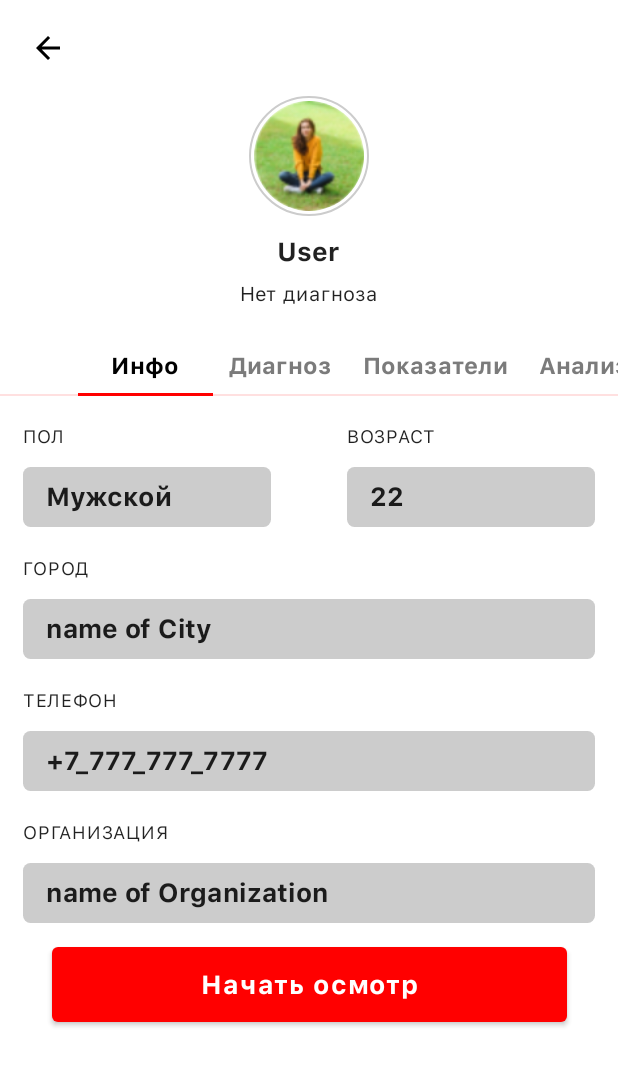
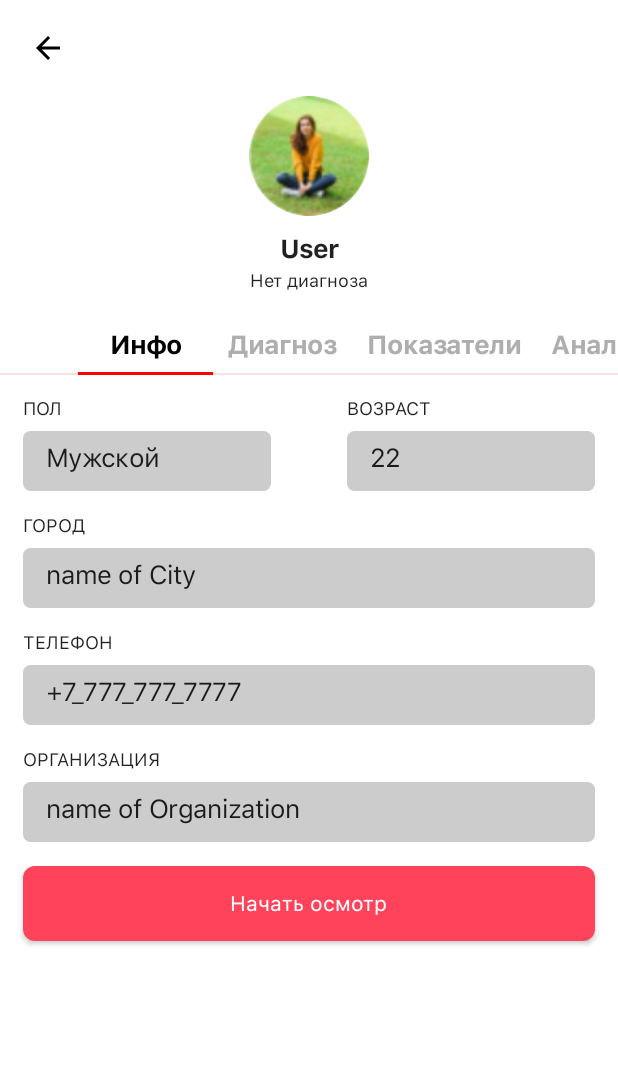
Before and after one commit to altron013/SauExpertTest, an Android app built with Jetpack Compose: the composable ProfileScreen shown on its own in the app's theme, on a phone screen of 412 x 824 dp. Shown: the top 1066 px of the screen. Run offline under Robolectric (Android 15) with nearby library versions, the phone set to English and light mode, and no system bars.

Commit message:
[Add] added function of two buttons in row [Change] Change all text field fonts style and padding of some elements [Fix] Fixed Image size in profile

```diff
--- a/app/build.gradle
+++ b/app/build.gradle
@@ -62,9 +62,9 @@ dependencies {
     androidTestImplementation 'androidx.test.espresso:espresso-core:3.4.0'
     androidTestImplementation "androidx.compose.ui:ui-test-junit4:$compose_version"
     debugImplementation "androidx.compose.ui:ui-tooling:$compose_version"
-    implementation "com.google.accompanist:accompanist-pager:0.12.0"
+    implementation "com.google.accompanist:accompanist-pager:0.15.0"
     implementation("com.google.accompanist:accompanist-flowlayout:0.10.0")
-    implementation "com.google.accompanist:accompanist-pager-indicators:0.9.0"
+    implementation "com.google.accompanist:accompanist-pager-indicators:0.15.0"
     implementation("io.coil-kt:coil-compose:1.4.0")
     implementation("androidx.compose.ui:ui:1.0.5")
     // Tooling support (Previews, etc.)
--- a/app/src/main/java/com/example/sauexpert/profile/ProfileScreen.kt
+++ b/app/src/main/java/com/example/sauexpert/profile/ProfileScreen.kt
@@ -2,7 +2,6 @@ package com.example.sauexpert.profile
 
 import androidx.compose.foundation.Image
 import androidx.compose.foundation.background
-import androidx.compose.foundation.border
 import androidx.compose.foundation.layout.*
 import androidx.compose.foundation.shape.CircleShape
 import androidx.compose.foundation.shape.RoundedCornerShape
@@ -17,15 +16,17 @@ import androidx.compose.ui.graphics.Color
 import androidx.compose.ui.graphics.painter.Painter
 import androidx.compose.ui.res.painterResource
 import androidx.compose.ui.res.stringResource
-import androidx.compose.ui.text.font.FontWeight
 import androidx.compose.ui.text.style.TextAlign
 import androidx.compose.ui.unit.dp
-import androidx.compose.ui.unit.sp
 import com.example.sauexpert.R
 import com.example.sauexpert.model.TextOfTabData
+import com.example.sauexpert.ui.theme.Gray30
+import com.example.sauexpert.widgets.compose.MainButton
 
 @Composable
 fun ProfileScreen() {
+
+
     var selectedTabIndex by remember {
         mutableStateOf(0)
     }
@@ -65,25 +66,29 @@ fun ProfileScreen() {
                     .padding(15.dp)
             ) {
 
-                StatSection()
+                ProfileStatSectionGroup()
                 Spacer(modifier = Modifier.height(spaceHeight))
-                ProfileStat(
+                ProfileStatSection(
                     descriptionText = stringResource(id = R.string.city),
                     text = "name of City"
                 )
                 Spacer(modifier = Modifier.height(spaceHeight))
-                ProfileStat(
+                ProfileStatSection(
                     descriptionText = stringResource(id = R.string.phone),
                     text = "+7_777_777_7777",
                 )
                 Spacer(modifier = Modifier.height(spaceHeight))
-                ProfileStat(
+                ProfileStatSection(
                     descriptionText = stringResource(id = R.string.organization),
                     text = "name of Organization"
                 )
                 Spacer(modifier = Modifier.height(spaceHeight))
 
-                ButtonForBottomForProfileScreen()
+                MainButton(
+                    text = stringResource(id = R.string.begin_diagnostic),
+                    onClick = { /*TODO*/ },
+                    enableState = true
+                )
 
             }
 
@@ -148,12 +153,6 @@ fun RoundImage(
         contentDescription = null,
         modifier = modifier
             .aspectRatio(1f, matchHeightConstraintsFirst = true)
-            .border(
-                width = 1.dp,
-                color = Color.LightGray,
-                shape = CircleShape
-            )
-            .padding(3.dp)
             .clip(CircleShape)
     )
 
@@ -172,18 +171,16 @@ fun ProfileDescription(
     ) {
         Text(
             text = displayName,
-            fontWeight = FontWeight.Bold,
-            letterSpacing = 0.7.sp,
-            fontSize = 17.sp
+            style = MaterialTheme.typography.subtitle2
         )
 
         Spacer(modifier = Modifier.height(4.dp))
 
         Text(
             text = description,
-            letterSpacing = 0.7.sp,
-            fontSize = 13.sp
+            style = MaterialTheme.typography.body2
         )
+
     }
 }
 
@@ -196,7 +193,7 @@ fun TabView(
     var selectedTabIndex by remember {
         mutableStateOf(0)
     }
-    var inactiveColor = Color(0xFF7777777)
+    val inactiveColor = Gray30
     ScrollableTabRow(
         selectedTabIndex = selectedTabIndex,
         backgroundColor = Color.Transparent,
@@ -215,10 +212,7 @@ fun TabView(
             ) {
                 Text(
                     text = item.text,
-                    letterSpacing = 0.7.sp,
-                    fontSize = 15.sp,
-                    fontWeight = FontWeight.Bold,
-                    lineHeight = 20.sp,
+                    style = MaterialTheme.typography.subtitle2,
                     modifier = Modifier
                         .padding(10.dp)
                 )
@@ -230,7 +224,7 @@ fun TabView(
 }
 
 @Composable
-fun StatSection(modifier: Modifier = Modifier) {
+fun ProfileStatSectionGroup(modifier: Modifier = Modifier) {
     Row(
         verticalAlignment = Alignment.CenterVertically,
         horizontalArrangement = Arrangement.SpaceBetween,
@@ -245,7 +239,7 @@ fun StatSection(modifier: Modifier = Modifier) {
 
             Text(
                 text = stringResource(id = R.string.gender),
-                fontSize = 12.sp
+                style = MaterialTheme.typography.h5
 
             )
             Spacer(modifier = Modifier.height(8.dp))
@@ -257,8 +251,7 @@ fun StatSection(modifier: Modifier = Modifier) {
             ) {
                 Text(
                     text = stringResource(id = R.string.male),
-                    fontWeight = FontWeight.Bold,
-                    fontSize = 17.sp,
+                    style = MaterialTheme.typography.body1,
                     modifier = modifier
                         .padding(vertical = 8.dp),
                     textAlign = TextAlign.Start
@@ -276,7 +269,7 @@ fun StatSection(modifier: Modifier = Modifier) {
 
             Text(
                 text = stringResource(id = R.string.age),
-                fontSize = 12.sp
+                style = MaterialTheme.typography.h5
 
             )
             Spacer(modifier = Modifier.height(8.dp))
@@ -288,8 +281,7 @@ fun StatSection(modifier: Modifier = Modifier) {
             ) {
                 Text(
                     text = "22",
-                    fontWeight = FontWeight.Bold,
-                    fontSize = 17.sp,
+                    style = MaterialTheme.typography.body1,
                     modifier = modifier
                         .padding(vertical = 8.dp),
                     textAlign = TextAlign.Start
@@ -304,7 +296,7 @@ fun StatSection(modifier: Modifier = Modifier) {
 }
 
 @Composable
-fun ProfileStat(
+fun ProfileStatSection(
     descriptionText: String,
     text: String,
     modifier: Modifier = Modifier
@@ -316,7 +308,7 @@ fun ProfileStat(
 
         Text(
             text = descriptionText,
-            fontSize = 12.sp
+            style = MaterialTheme.typography.h5
 
         )
         Spacer(modifier = Modifier.height(8.dp))
@@ -329,8 +321,7 @@ fun ProfileStat(
         ) {
             Text(
                 text = text,
-                fontWeight = FontWeight.Bold,
-                fontSize = 17.sp,
+                style = MaterialTheme.typography.body1,
                 modifier = modifier
                     .padding(vertical = 8.dp),
                 textAlign = TextAlign.Start
@@ -339,39 +330,39 @@ fun ProfileStat(
         }
     }
 }
-
-@Composable
-fun ButtonForBottomForProfileScreen(modifier: Modifier = Modifier) {
-
-    Row(
-        verticalAlignment = Alignment.CenterVertically,
-        horizontalArrangement = Arrangement.Center,
-        modifier = modifier.fillMaxWidth()
-    ) {
-//        Icon(
-//            painter = painterResource(id = R.drawable.profile),
-//            contentDescription = "chat",
-//            modifier = Modifier
-//                .background(Color.LightGray)
-//                .padding(10.dp)
-//                .size(50.dp)
-//        )
 //
-//        Spacer(modifier = Modifier.width(50.dp))
-
-        Button(
-            onClick = {},
-            shape = MaterialTheme.shapes.medium,
-            colors = ButtonDefaults.buttonColors(backgroundColor = Color.Red),
-            modifier = Modifier.size(width = 343.dp, height = 50.dp)
-        ) {
-            Text(
-                text = stringResource(id = R.string.begin_diagnostic),
-                color = Color.White,
-                fontWeight = FontWeight.Bold,
-                fontSize = 17.sp
-            )
-        }
-
-    }
-}
+//@Composable
+//fun ButtonForBottomForProfileScreen(modifier: Modifier = Modifier) {
+//
+//    Row(
+//        verticalAlignment = Alignment.CenterVertically,
+//        horizontalArrangement = Arrangement.Center,
+//        modifier = modifier.fillMaxWidth()
+//    ) {
+////        Icon(
+////            painter = painterResource(id = R.drawable.profile),
+////            contentDescription = "chat",
+////            modifier = Modifier
+////                .background(Color.LightGray)
+////                .padding(10.dp)
+////                .size(50.dp)
+////        )
+////
+////        Spacer(modifier = Modifier.width(50.dp))
+//
+//        Button(
+//            onClick = {},
+//            shape = MaterialTheme.shapes.medium,
+//            colors = ButtonDefaults.buttonColors(backgroundColor = Color.Red),
+//            modifier = Modifier.size(width = 343.dp, height = 50.dp)
+//        ) {
+//            Text(
+//                text = stringResource(id = R.string.begin_diagnostic),
+//                color = Color.White,
+//                fontWeight = FontWeight.Bold,
+//                fontSize = 17.sp
+//            )
+//        }
+//
+//    }
+//}
--- a/app/src/main/java/com/example/sauexpert/ui/theme/Theme.kt
+++ b/app/src/main/java/com/example/sauexpert/ui/theme/Theme.kt
@@ -35,7 +35,7 @@ fun SauExpertTheme(darkTheme: Boolean = isSystemInDarkTheme(), content: @Composa
     }
     MaterialTheme(
         colors = colors,
-        typography =appTypography,
+        typography = SauExpertTypography,
         shapes = Shapes,
         content = content
     )
```
Also changed, not shown: app/src/main/java/com/example/sauexpert/on_board_screen/OnBoardInfoScreen.kt (+18 -66 lines), app/src/main/java/com/example/sauexpert/widgets/compose/buttons/MainButtonsInRow.kt (added, +49 -0 lines).
